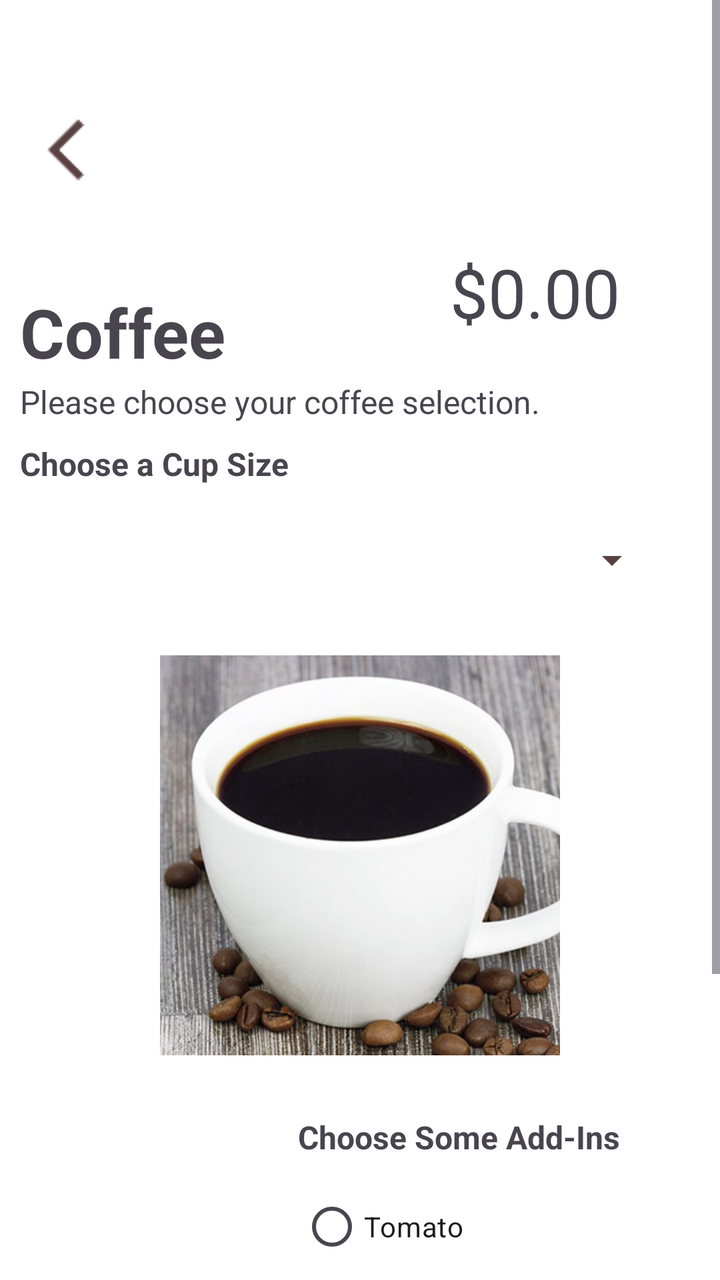
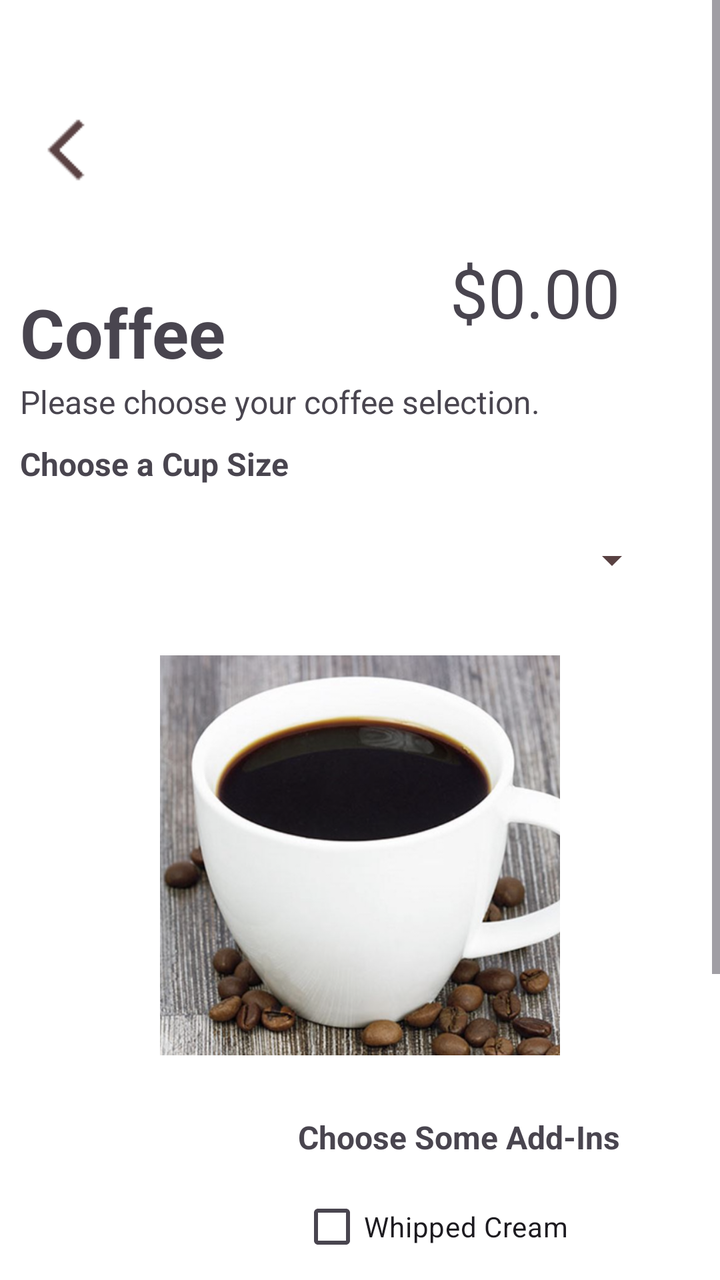

An Android layout rendered at two revisions. The XML below is the earlier revision; the diff shows what the commit changed to produce the second picture.
<!-- AndroidManifest.xml: application theme Theme.Software_Meth_5 -->
<!-- res/layout/activity_coffee.xml -->
<?xml version="1.0" encoding="utf-8"?>
<ScrollView xmlns:android="http://schemas.android.com/apk/res/android"
    xmlns:app="http://schemas.android.com/apk/res-auto"
    android:layout_width="match_parent"
    android:layout_height="match_parent"
    android:background="#FFFFFF"
    android:orientation="vertical">

    <LinearLayout
        android:layout_width="match_parent"
        android:layout_height="match_parent"
        android:orientation="vertical">

        <LinearLayout
            android:layout_width="match_parent"
            android:layout_height="221dp"
            android:background="#FFFFFF"
            android:orientation="vertical">

            <ImageButton
                android:id="@+id/backBtn"
                android:layout_width="68dp"
                android:layout_height="70dp"
                android:layout_marginTop="40dp"
                android:backgroundTint="#FFFFFF"
                app:srcCompat="@drawable/back" />

            <LinearLayout
                android:layout_width="match_parent"
                android:layout_height="80dp"
                android:orientation="horizontal">

                <TextView
                    android:id="@+id/cofSanText"
                    android:layout_width="140dp"
                    android:layout_height="wrap_content"
                    android:layout_marginTop="20dp"
                    android:paddingLeft="10dp"
                    android:text="Coffee"
                    android:textSize="34sp"
                    android:textStyle="bold" />

                <TextView
                    android:id="@+id/textView4"
                    android:layout_width="121dp"
                    android:layout_height="72dp"
                    android:layout_weight="1"
                    android:gravity="right|center_vertical"
                    android:paddingRight="50dp"
                    android:text="$0.00"
                    android:textSize="34sp" />
            </LinearLayout>

            <TextView
                android:id="@+id/textView2"
                android:layout_width="match_parent"
                android:layout_height="wrap_content"
                android:paddingLeft="10dp"
                android:text="Please choose your coffee selection."
                android:textSize="16sp" />

        </LinearLayout>

        <LinearLayout
            android:layout_width="match_parent"
            android:layout_height="wrap_content"
            android:layout_weight="1"
            android:background="#FFFFFF"
            android:orientation="vertical">

            <TextView
                android:id="@+id/textView"
                android:layout_width="match_parent"
                android:layout_height="wrap_content"
                android:paddingLeft="10dp"
                android:text="Choose a Cup Size"
                android:textSize="16sp"
                android:textStyle="bold" />

            <Spinner
                android:id="@+id/spinnerCoffee"
                android:layout_width="300dp"
                android:layout_height="75dp"
                android:layout_gravity="center"
                android:backgroundTint="#594142" />

            <ImageView
                android:id="@+id/imageView"
                android:layout_width="200dp"
                android:layout_height="200dp"
                android:layout_gravity="center_horizontal"
                android:layout_marginTop="10dp"
                android:scaleType="centerCrop"
                app:srcCompat="@drawable/coffeepic" />

            <TextView
                android:id="@+id/textView3"
                android:layout_width="match_parent"
                android:layout_height="wrap_content"
                android:layout_marginTop="10dp"
                android:gravity="right"
                android:paddingLeft="10dp"
                android:paddingTop="20dp"
                android:paddingRight="50dp"
                android:paddingBottom="10dp"
                android:text="Choose Some Add-Ins"
                android:textSize="16sp"
                android:textStyle="bold" />

            <LinearLayout
                android:layout_width="match_parent"
                android:layout_height="252dp"
                android:orientation="horizontal">

                <LinearLayout
                    android:layout_width="match_parent"
                    android:layout_height="match_parent"
                    android:layout_weight="1"
                    android:gravity="center_vertical"
                    android:orientation="vertical">

                    <LinearLayout
                        android:layout_width="match_parent"
                        android:layout_height="50dp"
                        android:layout_gravity="center"
                        android:gravity="center"
                        android:orientation="horizontal">

                        <Button
                            android:id="@+id/addBtn"
                            android:layout_width="55dp"
                            android:layout_height="wrap_content"
                            android:layout_gravity="center_vertical"
                            android:layout_marginRight="5dp"
                            android:gravity="center"
                            android:padding="2dp"
                            android:text="+"
                            android:textSize="20sp" />

                        <TextView
                            android:id="@+id/quantityText"
                            android:layout_width="69dp"
                            android:layout_height="50dp"
                            android:layout_gravity="center_vertical"
                            android:layout_marginRight="5dp"
                            android:layout_weight="0"
                            android:gravity="center"
                            android:text="TextView" />

                        <Button
                            android:id="@+id/removeBtn"
                            android:layout_width="54dp"
                            android:layout_height="wrap_content"
                            android:layout_gravity="center_vertical"
                            android:gravity="center"
                            android:text="-"
                            android:textColor="#FFFFFF"
                            android:textColorLink="#FFFFFF"
                            android:textSize="20sp"
                            app:opticalCenterEnabled="false" />
                    </LinearLayout>

                    <Button
                        android:id="@+id/button"
                        android:layout_width="161dp"
                        android:layout_height="wrap_content"
                        android:layout_gravity="center_horizontal"
                        android:layout_marginTop="20dp"
                        android:text="Add to Order" />
                </LinearLayout>

                <RadioGroup
                    android:layout_width="210dp"
                    android:layout_height="match_parent">

                    <RadioButton
                        android:id="@+id/radioButton6"
                        android:layout_width="match_parent"
                        android:layout_height="wrap_content"
                        android:text="Tomato" />

                    <RadioButton
                        android:id="@+id/radioButton4"
                        android:layout_width="match_parent"
                        android:layout_height="wrap_content"
                        android:text="Lettuce" />

                    <RadioButton
                        android:id="@+id/radioButton3"
                        android:layout_width="match_parent"
                        android:layout_height="wrap_content"
                        android:text="Cheese" />

                    <RadioButton
                        android:id="@+id/radioButton2"
                        android:layout_width="match_parent"
                        android:layout_height="wrap_content"
                        android:text="Onion" />

                </RadioGroup>
            </LinearLayout>

        </LinearLayout>
    </LinearLayout>

</ScrollView>
<!-- resources referenced by this layout -->
<resources>
  <!-- drawable back: png bitmap (drawable, 443 bytes) -->
  <!-- drawable coffeepic: png bitmap (drawable, 409199 bytes) -->
  <style name="Theme.Software_Meth_5" parent="Base.Theme.Software_Meth_5" />
  <style name="Base.Theme.Software_Meth_5" parent="Theme.Material3.DayNight.NoActionBar">
          
          
      </style>
</resources>

<!-- the commit's change to res/layout/activity_coffee.xml (unified diff, before → after) -->
@@ -8,7 +8,7 @@
 
     <LinearLayout
         android:layout_width="match_parent"
-        android:layout_height="match_parent"
+        android:layout_height="wrap_content"
         android:orientation="vertical">
 
         <LinearLayout
@@ -41,7 +41,7 @@
                     android:textStyle="bold" />
 
                 <TextView
-                    android:id="@+id/textView4"
+                    android:id="@+id/priceText"
                     android:layout_width="121dp"
                     android:layout_height="72dp"
                     android:layout_weight="1"
@@ -131,6 +131,7 @@
                             android:layout_width="55dp"
                             android:layout_height="wrap_content"
                             android:layout_gravity="center_vertical"
+                            android:layout_marginLeft="5dp"
                             android:layout_marginRight="5dp"
                             android:gravity="center"
                             android:padding="2dp"
@@ -138,14 +139,15 @@
                             android:textSize="20sp" />
 
                         <TextView
-                            android:id="@+id/quantityText"
-                            android:layout_width="69dp"
+                            android:id="@+id/quantityCoffee"
+                            android:layout_width="62dp"
                             android:layout_height="50dp"
                             android:layout_gravity="center_vertical"
                             android:layout_marginRight="5dp"
-                            android:layout_weight="0"
                             android:gravity="center"
-                            android:text="TextView" />
+                            android:text="1"
+                            android:textSize="20sp"
+                            android:textStyle="bold" />
 
                         <Button
                             android:id="@+id/removeBtn"
@@ -161,7 +163,7 @@
                     </LinearLayout>
 
                     <Button
-                        android:id="@+id/button"
+                        android:id="@+id/addToOrderBtn"
                         android:layout_width="161dp"
                         android:layout_height="wrap_content"
                         android:layout_gravity="center_horizontal"
@@ -169,35 +171,42 @@
                         android:text="Add to Order" />
                 </LinearLayout>
 
-                <RadioGroup
+                <LinearLayout
                     android:layout_width="210dp"
-                    android:layout_height="match_parent">
-
-                    <RadioButton
-                        android:id="@+id/radioButton6"
-                        android:layout_width="match_parent"
-                        android:layout_height="wrap_content"
-                        android:text="Tomato" />
-
-                    <RadioButton
-                        android:id="@+id/radioButton4"
-                        android:layout_width="match_parent"
-                        android:layout_height="wrap_content"
-                        android:text="Lettuce" />
-
-                    <RadioButton
-                        android:id="@+id/radioButton3"
-                        android:layout_width="match_parent"
-                        android:layout_height="wrap_content"
-                        android:text="Cheese" />
-
-                    <RadioButton
-                        android:id="@+id/radioButton2"
-                        android:layout_width="match_parent"
-                        android:layout_height="wrap_content"
-                        android:text="Onion" />
-
-                </RadioGroup>
+                    android:layout_height="match_parent"
+                    android:orientation="vertical">
+
+                    <CheckBox
+                        android:id="@+id/creamBtn"
+                        android:layout_width="match_parent"
+                        android:layout_height="wrap_content"
+                        android:text="Whipped Cream" />
+
+                    <CheckBox
+                        android:id="@+id/vanillaBtn"
+                        android:layout_width="match_parent"
+                        android:layout_height="wrap_content"
+                        android:text="Vanilla" />
+
+                    <CheckBox
+                        android:id="@+id/milkBtn"
+                        android:layout_width="match_parent"
+                        android:layout_height="wrap_content"
+                        android:text="Milk" />
+
+                    <CheckBox
+                        android:id="@+id/mochaBtn"
+                        android:layout_width="match_parent"
+                        android:layout_height="wrap_content"
+                        android:text="Mocha" />
+
+                    <CheckBox
+                        android:id="@+id/caramelBtn"
+                        android:layout_width="match_parent"
+                        android:layout_height="wrap_content"
+                        android:text="Caramel" />
+                </LinearLayout>
+
             </LinearLayout>
 
         </LinearLayout>
